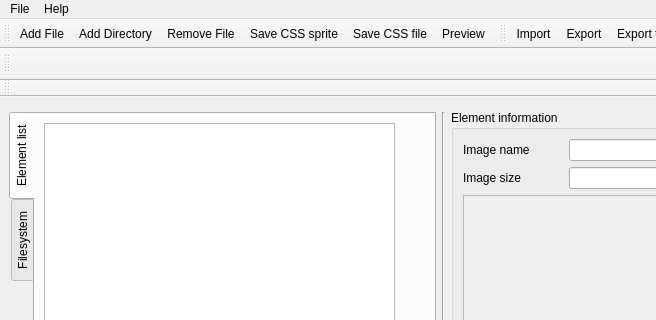
Qt form src/ui/mainwindow.ui (pcvolkmer/spritegenerator) before a commit; both pictures show x 0 to 656 and y 0 to 320 of the 800 by 783 pixel window.
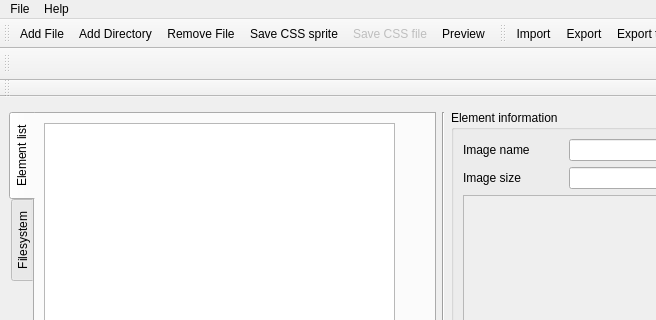
The same form after that commit. Icons and pictures are not drawn. Custom widgets are drawn as their Qt base class.

Commit message: Removed context menu from list widget.

```diff
--- a/src/ui/mainwindow.ui
+++ b/src/ui/mainwindow.ui
@@ -717,6 +717,9 @@
    </property>
   </action>
   <action name="actionSaveCssFile">
+   <property name="enabled">
+    <bool>false</bool>
+   </property>
    <property name="icon">
     <iconset resource="../resources/resources.qrc">
      <normaloff>:/images/images/22x22/text-css.png</normaloff>:/images/images/22x22/text-css.png</iconset>
```
The commit also changes 1 other file.
